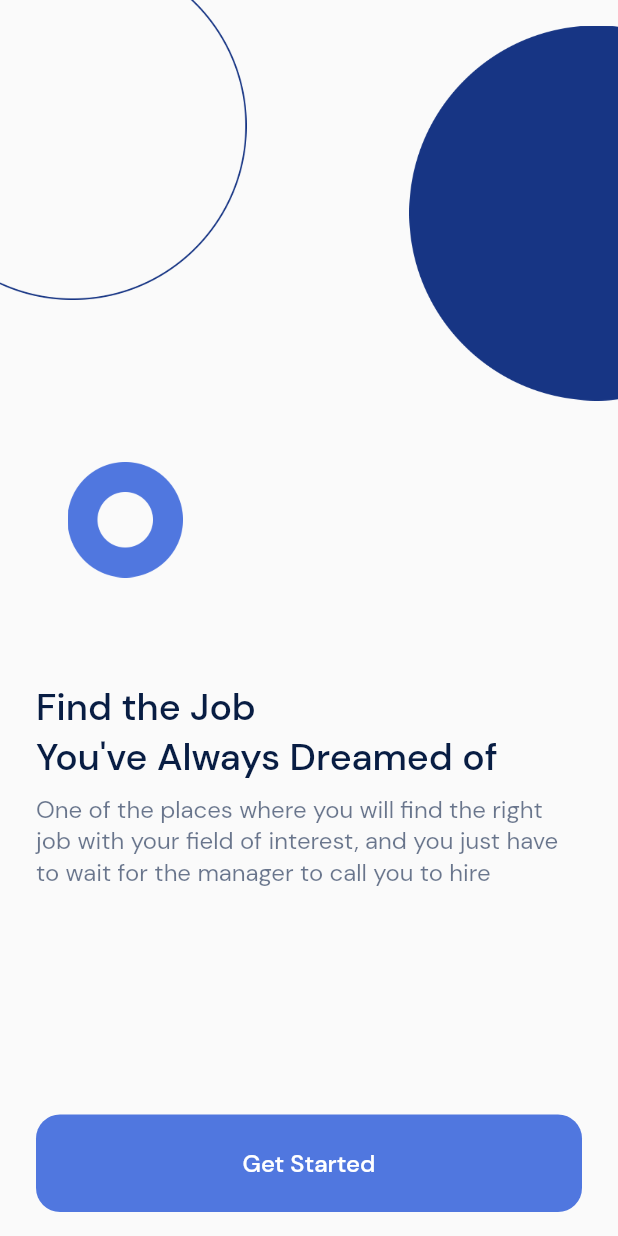
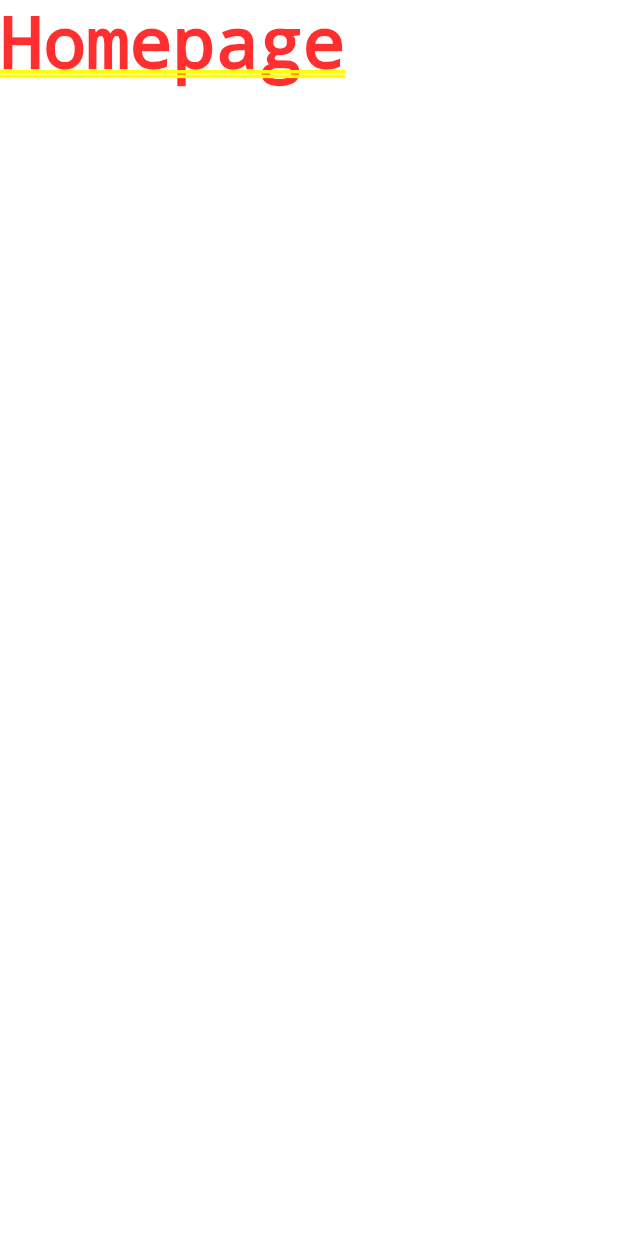
Before and after one commit to yayakyogi/job_finder, a Flutter app: the screen it shows after launch, on a phone screen of 412 x 824 dp. Run offline on Flutter 3.47's test engine with Material 2 defaults, Android fonts, the phone set to English and light mode, and no system bars.

Commit message:
change content

```diff
--- a/lib/pages/home_page.dart
+++ b/lib/pages/home_page.dart
@@ -1,108 +1,12 @@
-// ignore_for_file: prefer_const_constructors
-
 import 'package:flutter/material.dart';
 
 class HomePage extends StatelessWidget {
-  const HomePage({ Key? key }) : super(key: key);
+  const HomePage({Key? key}) : super(key: key);
 
   @override
   Widget build(BuildContext context) {
-    return Scaffold(
-      floatingActionButton: Container(
-        width: MediaQuery.of(context).size.width - (2*24),
-        padding: EdgeInsets.all(22),
-        decoration: BoxDecoration(
-          color: Color(0xff5077DF),
-          borderRadius: BorderRadius.circular(16)
-        ),
-        child: Row(
-          mainAxisAlignment: MainAxisAlignment.center,
-          children: const [
-            Text(
-              'Get Started',
-              style: TextStyle(
-                fontFamily: 'DM-Sans',
-                fontWeight: FontWeight.w500,
-                fontSize: 16,
-                color: Color(0xffFFFFFF)
-              ),
-            ),
-          ],
-        ),
-      ),
-      floatingActionButtonLocation: FloatingActionButtonLocation.centerFloat,
-      body: SafeArea(
-        child: Column(
-          crossAxisAlignment: CrossAxisAlignment.start,
-          children:[
-            SizedBox(
-              height: 300,
-              child: Row(
-                mainAxisAlignment: MainAxisAlignment.spaceBetween,
-                crossAxisAlignment: CrossAxisAlignment.start,
-                children: [
-                  Image.asset(
-                    'assets/images/ellipse.png',
-                    height: 200,
-                  ),
-                  Container(
-                    margin: EdgeInsets.only(top: 17),
-                    child: Image.asset(
-                      'assets/images/ellipse_alt.png',
-                      height: 250,
-                    ),
-                  ),
-                ],
-              ),
-            ),
-            SizedBox(
-              height: 8,
-            ),
-            Container(
-              margin: EdgeInsets.only(left: 45),
-              child: Image.asset(
-                'assets/images/ellipse_full.png',
-                width: 77,
-                height: 77,
-              ),
-            ),
-            SizedBox(
-              height: 70,
-            ),
-            Container(
-              padding: EdgeInsets.symmetric(
-                horizontal: 24
-              ),
-              child: Column(
-                crossAxisAlignment: CrossAxisAlignment.start,
-                children: [
-                  Text(
-                    "Find the Job \nYou've Always Dreamed of",
-                    style: TextStyle(
-                      fontFamily: 'DM-Sans',
-                      fontSize: 25,
-                      color: Color(0xff081D43),
-                      fontWeight: FontWeight.w500
-                    ),
-                  ),
-                  SizedBox(
-                    height: 8,
-                  ),
-                  Text(
-                    'One of the places where you will find the right job with your field of interest, and you just have to wait for the manager to call you to hire',
-                    style: TextStyle(
-                      fontFamily: 'DM-Sans',
-                      fontSize: 16,
-                      color: Color(0xff081D43).withOpacity(0.6),
-                      fontWeight: FontWeight.w400,
-                    ),
-                  )
-                ],
-              ),
-            )
-          ],
-        )
-      ),
+    return Container(
+      child: Text('Homepage'),
     );
   }
 }
```
